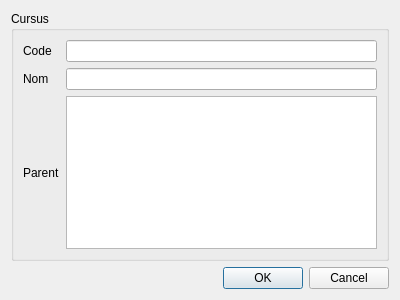
The window that window/ajoutcursuswindow.ui (roddehugo/utprofiler) describes before a commit, drawn with Qt 5.
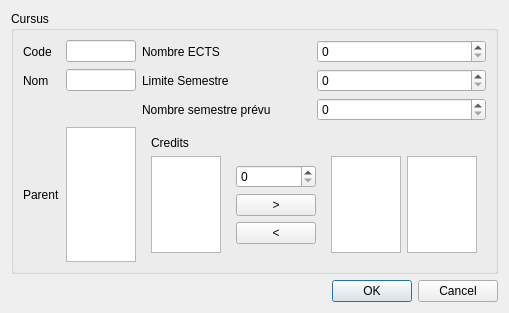
The same window after the commit.

Diff of the .ui file:
```diff
--- a/window/ajoutcursuswindow.ui
+++ b/window/ajoutcursuswindow.ui
@@ -15,10 +15,6 @@
   </property>
   <layout class="QGridLayout" name="gridLayout">
    <item row="0" column="0">
-    <layout class="QHBoxLayout" name="horizontalLayout">
-     <item>
-      <layout class="QHBoxLayout" name="horizontalLayout_2">
-       <item>
         <widget class="QGroupBox" name="groupBox">
          <property name="title">
           <string>Cursus</string>
@@ -26,9 +22,6 @@
          <layout class="QGridLayout" name="gridLayout_3">
           <item row="0" column="0">
            <layout class="QGridLayout" name="gridLayout_2">
-            <item row="0" column="1">
-             <widget class="QLineEdit" name="codecursus"/>
-            </item>
             <item row="1" column="0">
              <widget class="QLabel" name="label_2">
               <property name="text">
@@ -36,34 +29,116 @@
               </property>
              </widget>
             </item>
-            <item row="0" column="0">
-             <widget class="QLabel" name="label">
-              <property name="text">
-               <string>Code</string>
-              </property>
-             </widget>
-            </item>
             <item row="1" column="1">
              <widget class="QLineEdit" name="nomcursus"/>
             </item>
-            <item row="2" column="0">
+        <item row="0" column="0">
+         <widget class="QLabel" name="label">
+          <property name="text">
+           <string>Code</string>
+          </property>
+         </widget>
+        </item>
+        <item row="0" column="1">
+         <widget class="QLineEdit" name="codecursus"/>
+        </item>
+        <item row="3" column="0">
              <widget class="QLabel" name="label_3">
               <property name="text">
                <string>Parent</string>
               </property>
              </widget>
             </item>
-            <item row="2" column="1">
+        <item row="3" column="1">
              <widget class="QListWidget" name="listcursus"/>
             </item>
+        <item row="1" column="3">
+         <widget class="QSpinBox" name="maxsemestre"/>
+        </item>
+        <item row="0" column="2">
+         <widget class="QLabel" name="label_4">
+          <property name="text">
+           <string>Nombre ECTS</string>
+          </property>
+         </widget>
+        </item>
+        <item row="1" column="2">
+         <widget class="QLabel" name="label_5">
+          <property name="text">
+           <string>Limite Semestre</string>
+          </property>
+         </widget>
+        </item>
+        <item row="0" column="3">
+         <widget class="QSpinBox" name="ects"/>
+        </item>
+        <item row="2" column="2">
+         <widget class="QLabel" name="label_6">
+          <property name="text">
+           <string>Nombre semestre prévu</string>
+          </property>
+         </widget>
+        </item>
+        <item row="2" column="3">
+         <widget class="QSpinBox" name="previsionsemestre"/>
+        </item>
+        <item row="3" column="2" colspan="2">
+         <widget class="QWidget" name="widget_2" native="true">
+          <layout class="QGridLayout" name="gridLayout_5">
+           <item row="1" column="0">
+            <layout class="QHBoxLayout" name="horizontalLayout_6">
+             <item>
+              <widget class="QListWidget" name="listcategorie"/>
+             </item>
+             <item>
+              <widget class="QWidget" name="widget_3" native="true">
+               <layout class="QVBoxLayout" name="verticalLayout_8">
+                <item>
+                 <layout class="QVBoxLayout" name="verticalLayout_9">
+                  <item>
+                   <widget class="QSpinBox" name="spinBox"/>
+                  </item>
+                  <item>
+                   <widget class="QPushButton" name="ajoutcredit">
+                    <property name="text">
+                     <string>&gt;</string>
+                    </property>
+                   </widget>
+                  </item>
+                  <item>
+                   <widget class="QPushButton" name="retirecredit">
+                    <property name="text">
+                     <string>&lt;</string>
+                    </property>
+                   </widget>
+                  </item>
            </layout>
           </item>
          </layout>
         </widget>
        </item>
-      </layout>
-     </item>
-    </layout>
+             <item>
+              <widget class="QListWidget" name="listcreditajoute"/>
+             </item>
+             <item>
+              <widget class="QListWidget" name="listcreditcol"/>
+             </item>
+            </layout>
+           </item>
+           <item row="0" column="0">
+            <widget class="QLabel" name="label_7">
+             <property name="text">
+              <string>Credits</string>
+             </property>
+            </widget>
+           </item>
+          </layout>
+         </widget>
+        </item>
+       </layout>
+      </item>
+     </layout>
+    </widget>
    </item>
    <item row="1" column="0">
     <widget class="QDialogButtonBox" name="buttonBox">
```
Lines whose indentation alone changed are shown as unchanged.
